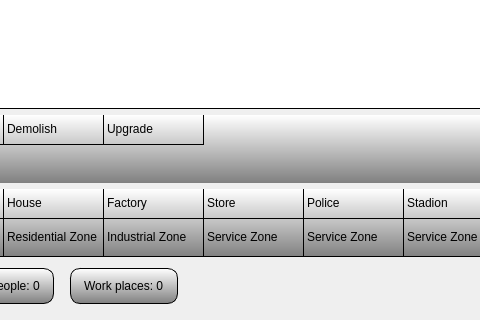
Qt form src/view/GamePage.ui (fmarkyy98/qt-city) before a commit; both pictures show x 207 to 687 and y 241 to 561 of the 915 by 561 pixel window.
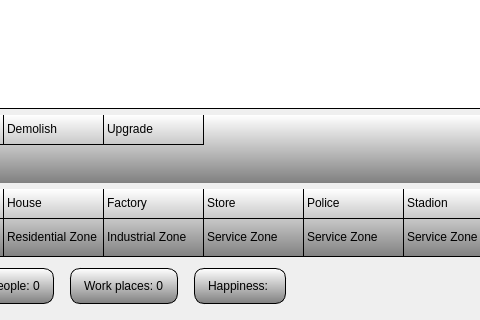
The same form after that commit. Icons and pictures are not drawn.

Commit message: log + show happiness

The edit to the form file:
```diff
--- a/src/view/GamePage.ui
+++ b/src/view/GamePage.ui
@@ -6733,6 +6733,23 @@
          </property>
         </widget>
        </item>
+       <item>
+        <widget class="QLabel" name="label_5">
+         <property name="styleSheet">
+          <string notr="true">background-color: qlineargradient(x1: 0, y1: 0, x2: 0, y2: 1, stop: 0 white, stop: 1 grey);
+border-style: solid;
+border-color: black;
+border-width: 1px;
+margin: 5px;
+padding: 10px;
+border-radius: 10px;
+color: black;</string>
+         </property>
+         <property name="text">
+          <string>Happiness: </string>
+         </property>
+        </widget>
+       </item>
        <item>
         <spacer name="horizontalSpacer_3">
          <property name="orientation">
```
The commit also changes 3 other files.
